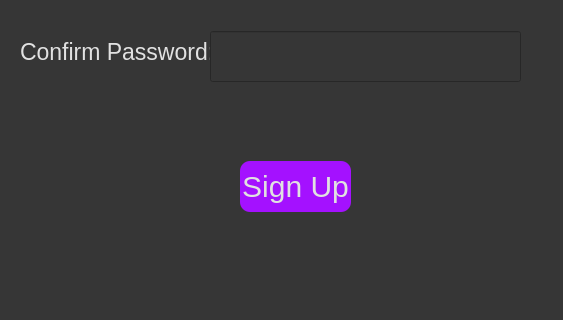
Above: signup_form.ui from maj3r1819/Gender-Recognition before the change; both pictures show x 0 to 563 and y 339 to 659 of the 563 by 659 pixel window. Below: the same form after it.
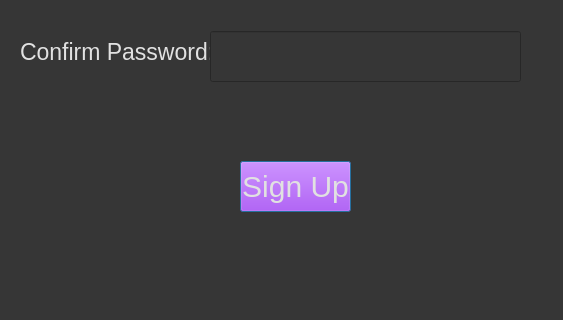
That is the form after the change.

The edit to the form file:
```diff
--- a/signup_form.ui
+++ b/signup_form.ui
@@ -118,7 +118,7 @@
     <string notr="true">background-color: rgb(164, 17, 255);
 border-color: rgb(255, 64, 99);
 font-size : 30px;
-border-radius : 10px;</string>
+/*border-radius : 10px; */</string>
    </property>
    <property name="text">
     <string>Sign Up</string>
```
